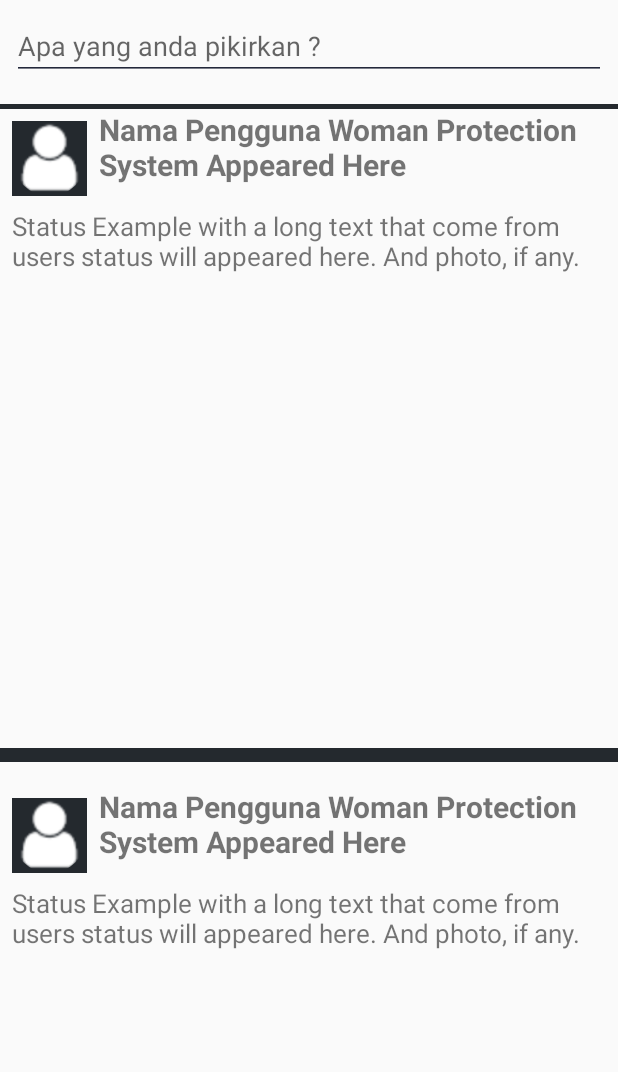
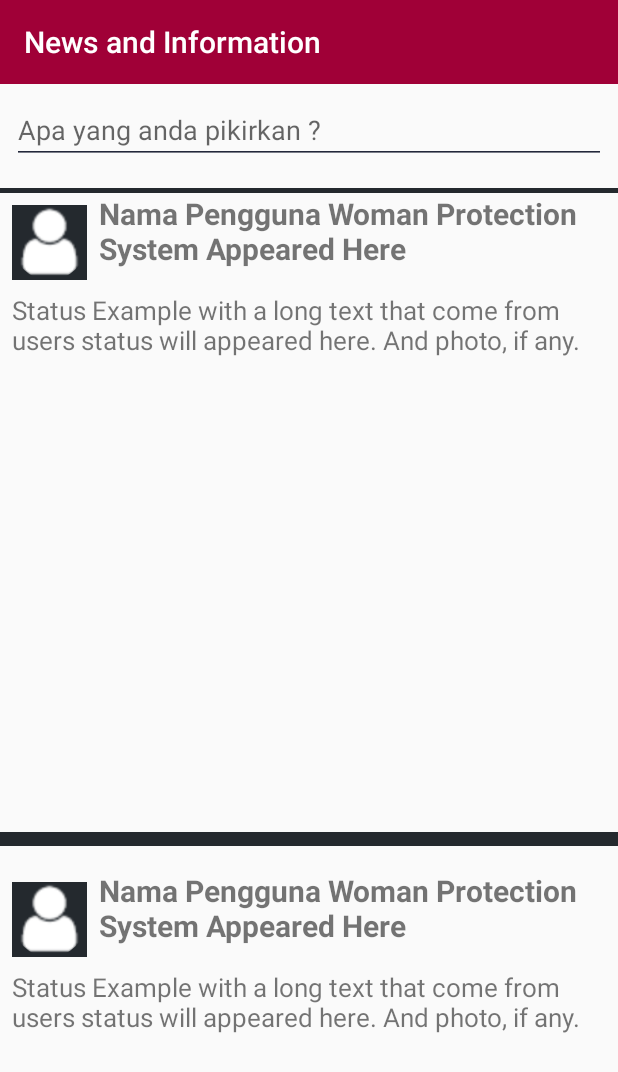
Before and after one commit to TheArKaID/Appel-Perempuan, an Android app: the layout activity_news_information.xml on its own in the app's theme, with its tools: preview values and no code run, on a phone screen of 412 x 824 dp. Shown: the top 1072 px of the screen. Run offline under Robolectric (Android 15) with nearby library versions, the phone set to English and light mode, and no system bars.

Commit message:
Add toolbar to News & Information

```diff
--- a/app/src/main/res/layout/activity_news_information.xml
+++ b/app/src/main/res/layout/activity_news_information.xml
@@ -5,6 +5,19 @@
     android:layout_width="match_parent"
     android:layout_height="match_parent"
     tools:context=".NewsInformation">
+
+    <android.support.v7.widget.Toolbar
+        android:id="@+id/tbNews"
+        android:layout_width="match_parent"
+        android:layout_height="wrap_content"
+        android:background="@color/colorPrimaryDark"
+        app:titleTextColor="@android:color/white"
+        app:layout_constraintEnd_toEndOf="parent"
+        app:layout_constraintStart_toStartOf="parent"
+        app:layout_constraintTop_toTopOf="parent"
+        app:title="News and Information">
+
+    </android.support.v7.widget.Toolbar>
 
     <EditText
         android:id="@+id/etCreateStatus"
@@ -19,7 +32,7 @@
         android:enabled="false"
         app:layout_constraintEnd_toEndOf="parent"
         app:layout_constraintStart_toStartOf="parent"
-        app:layout_constraintTop_toTopOf="parent"
+        app:layout_constraintTop_toBottomOf="@id/tbNews"
         tools:targetApi="o" />
 
     <LinearLayout
```
